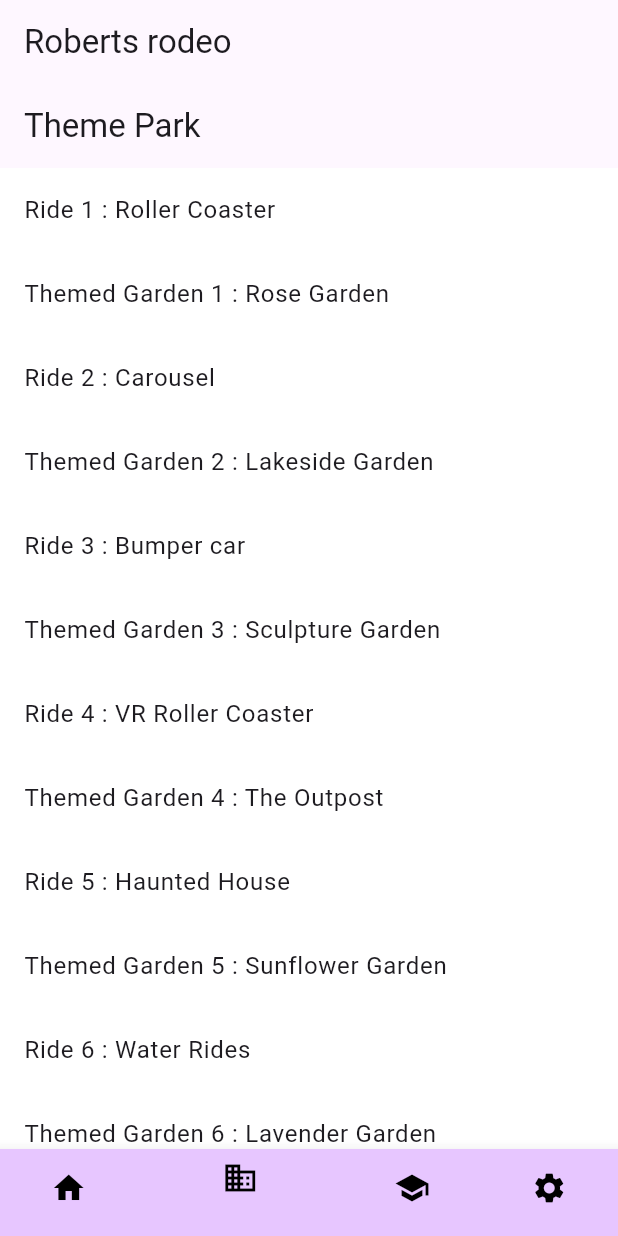
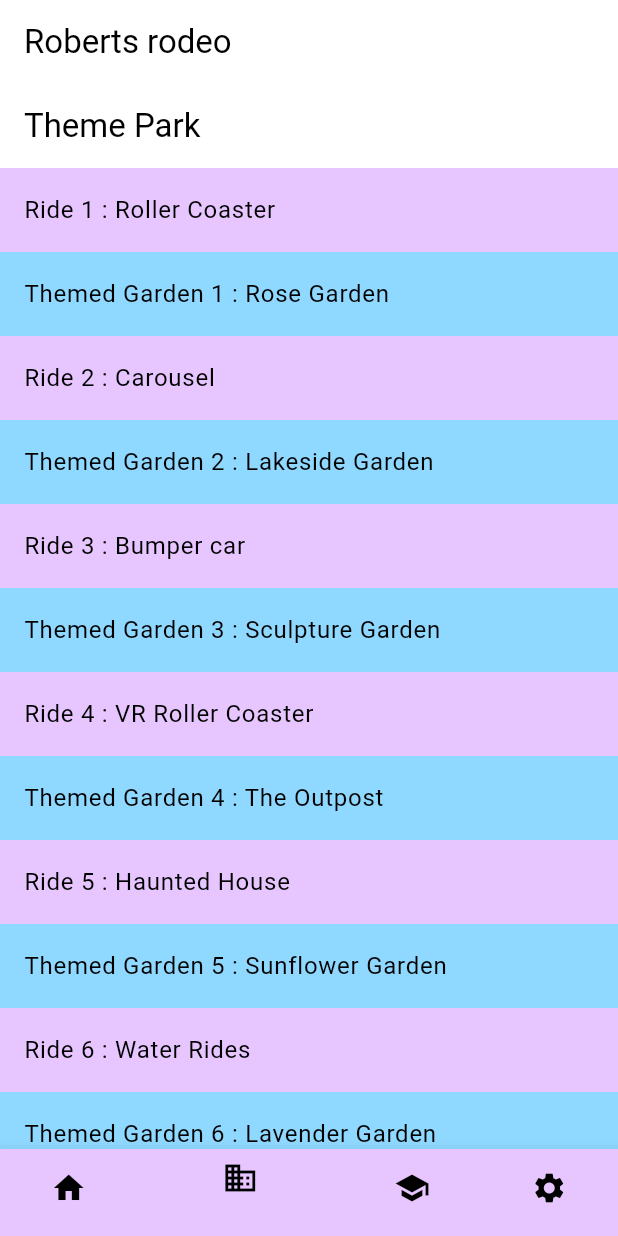
Before and after one commit to Schnaar/Flutter_assigment, a Flutter app: the screen it shows after launch, item 2 of the bottom bar chosen, on a phone screen of 412 x 824 dp. Run offline on Flutter 3.47's test engine with Material 3 defaults, Android fonts, the phone set to English and light mode, and no system bars; our stand-ins replace connectivity_plus, geolocator, google_maps_flutter, sensors_plus, shared_preferences; network calls fail.

Commit message:
Images working and starting on colours

```diff
--- a/lib/main.dart
+++ b/lib/main.dart
@@ -24,9 +24,11 @@ class BottomNavigationBarExampleApp extends StatelessWidget {
       // Define primary color
       primaryColor: Color(0xFFE7C6FF),
       // Define accent color
-      hintColor: Color(0xFFE7C6FF),
+      colorScheme: ColorScheme.light(
+        secondary: Color(0xFF8FD8FF), // Secondary color
+      ),// Secondary color
       // Define scaffold background color
-      scaffoldBackgroundColor:Colors.white,
+      scaffoldBackgroundColor: Colors.white,
       // Define other theme properties as needed
       // For example, text theme
       textTheme: TextTheme(
@@ -35,8 +37,9 @@ class BottomNavigationBarExampleApp extends StatelessWidget {
         bodyText1: TextStyle(
           color: Colors.black, // Define your text color
         ),
-      )
+      ),
     );
+
 
     return MaterialApp(
       title: 'Roberts rodeo',
@@ -203,7 +206,7 @@ class _HomeScreenState extends State<HomeScreen> {
               'Where the magic happens',
               style: TextStyle(fontSize: 25.0),
             ),
-            Image(image: AssetImage('assets/flowers.webp')),
+            Image(image: AssetImage('assets/images/flowers.webp')),
             SizedBox(height: 20),
             Padding(
               padding: const EdgeInsets.all(16.0),
@@ -327,6 +330,7 @@ class _ThemeParkScreenState extends State<ThemeParkScreen> {
 
   @override
   Widget build(BuildContext context) {
+
     return Scaffold(
       appBar: AppBar(
         title: Text('Theme Park'),
@@ -335,7 +339,19 @@ class _ThemeParkScreenState extends State<ThemeParkScreen> {
         itemCount: ridesAndGardens.length,
         itemBuilder: (context, index) {
           final item = ridesAndGardens[index];
-          return ListTile(
+          Color backgroundColor;
+          if(index % 2 == 0) {
+
+            backgroundColor=Theme.of(context).primaryColor;
+
+          } else {
+
+            backgroundColor= Theme.of(context).colorScheme.secondary;
+
+          }// Alternating background colors
+          return Container(
+              color: backgroundColor,
+          child: ListTile(
             title: Text(item['name']),
             onTap: () {
               Navigator.push(
@@ -345,6 +361,7 @@ class _ThemeParkScreenState extends State<ThemeParkScreen> {
                 ),
               );
             },
+          ),
           );
         },
       ),
@@ -392,7 +409,7 @@ class DetailScreen extends StatelessWidget {
             ),
             Text(item['wait time'].toString()),
             SizedBox(height: 60),
-            Image(image: AssetImage('assets/Images/${item["image"]}')),
+            Image(image: AssetImage('assets/images/${item["image"]}')),
           ],
         ),
       ),
```
